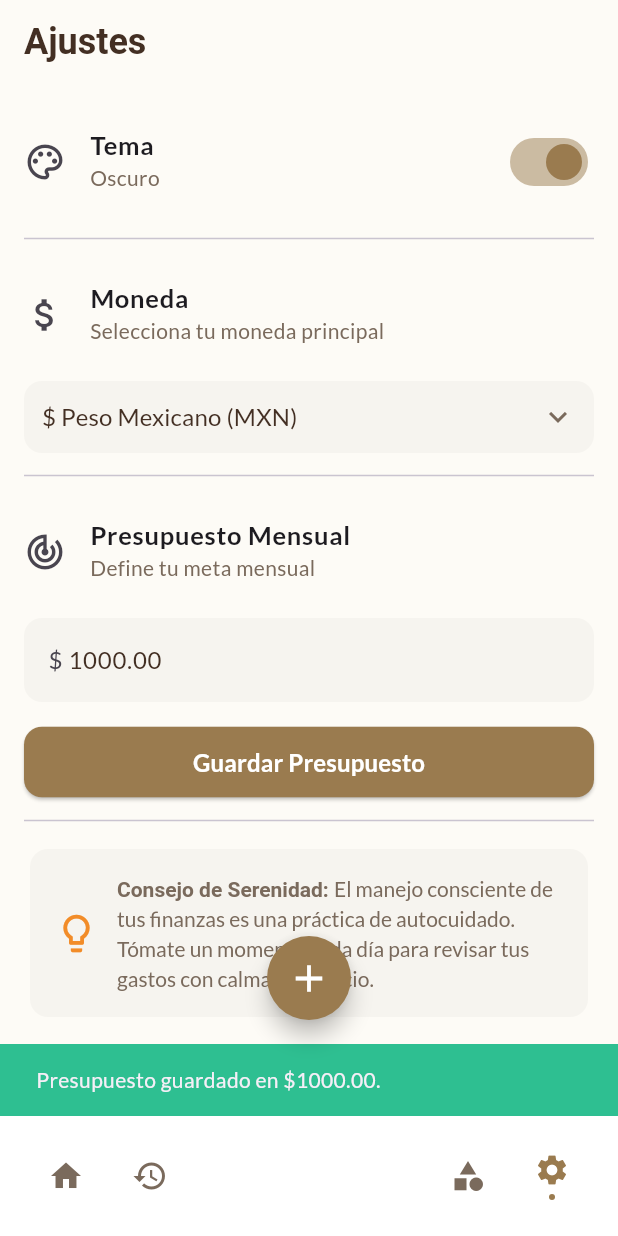
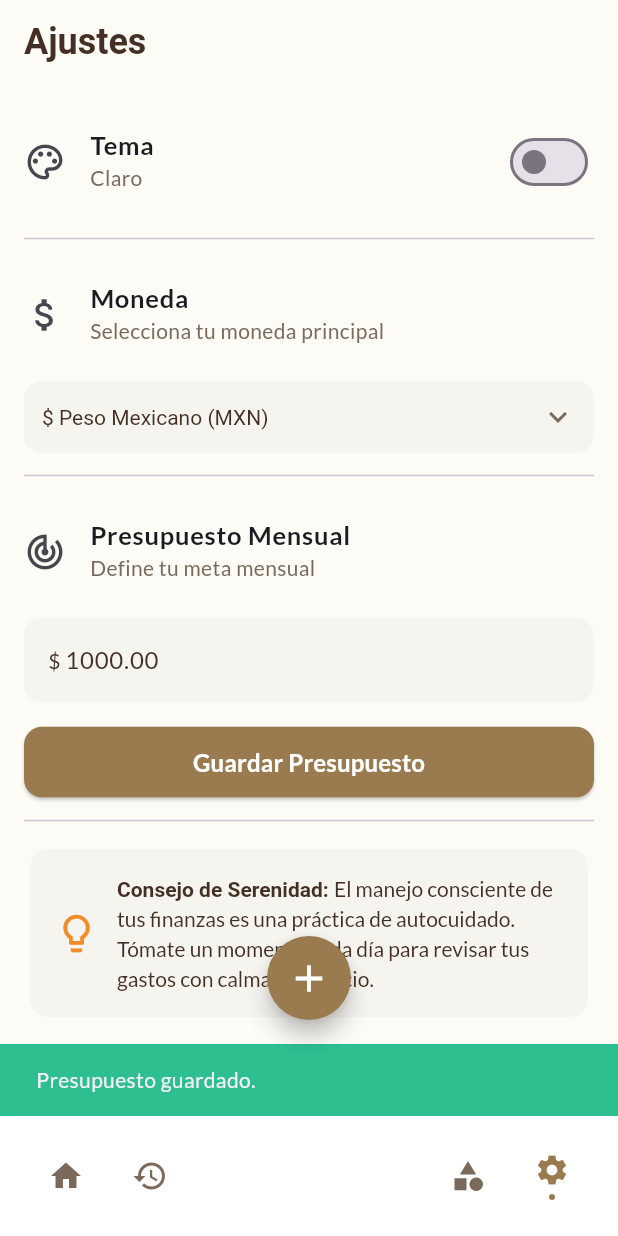
Before and after one commit to GaelGarcia9382/GastosApp, a Flutter app: the screen it shows after launch, item 4 of the bottom bar chosen, after a tap on "Guardar Presupuesto", on a phone screen of 412 x 824 dp. Run offline on Flutter 3.47's test engine with Material 3 defaults, Android fonts, the light colour scheme and no system bars; our stand-ins replace google_fonts, shared_preferences.

Commit message:
Creacion de logica para tema oscuro/claro

```diff
--- a/lib/main.dart
+++ b/lib/main.dart
@@ -3,7 +3,20 @@ import 'package:flutter_localizations/flutter_localizations.dart';
 import 'package:google_fonts/google_fonts.dart';
 import 'package:gastos/constants/app_colors.dart';
 import 'package:gastos/screens/splash_screen.dart';
-void main() {
+// ➡️ Importamos el servicio
+import 'package:gastos/services/theme_service.dart';
+
+// ➡️ Notificador Global: Toda la app escuchará esta variable
+final ValueNotifier<ThemeMode> themeNotifier = ValueNotifier(ThemeMode.light);
+
+void main() async {
+  // Aseguramos que los bindings estén listos antes de cargar preferencias
+  WidgetsFlutterBinding.ensureInitialized();
+
+  // ➡️ Cargamos el tema guardado
+  final bool isDark = await ThemeService().isDarkMode();
+  themeNotifier.value = isDark ? ThemeMode.dark : ThemeMode.light;
+
   runApp(const MyApp());
 }
 
@@ -12,6 +25,10 @@ class MyApp extends StatelessWidget {
 
   @override
   Widget build(BuildContext context) {
+    // ➡️ Envolvemos todo en ValueListenableBuilder para escuchar cambios de tema
+    return ValueListenableBuilder<ThemeMode>(
+      valueListenable: themeNotifier,
+      builder: (context, currentMode, _) {
         return MaterialApp(
           title: 'Serenidad Financiera',
           debugShowCheckedModeBanner: false,
@@ -23,57 +40,98 @@ class MyApp extends StatelessWidget {
             GlobalCupertinoLocalizations.delegate,
           ],
           supportedLocales: const [
-        Locale('es', 'ES'), // Soportar español
-        Locale('en', 'US'), // Soportar inglés
+            Locale('es', 'ES'),
+            Locale('en', 'US'),
           ],
-      locale: const Locale('es', 'ES'), // Forzar español por defecto
+          locale: const Locale('es', 'ES'),
           // --- Fin de la Configuración ---
 
+          // ➡️ Definimos ambos temas usando tu función constructora
           theme: _buildTheme(Brightness.light),
-      // Podrías agregar el tema oscuro aquí si lo deseas
-      // darkTheme: _buildTheme(Brightness.dark),
-      // themeMode: ThemeMode.dark, // Para forzar el tema oscuro como en tu diseño
+          darkTheme: _buildTheme(Brightness.dark),
+
+          // ➡️ Usamos el modo actual del notificador
+          themeMode: currentMode,
+
           home: const SplashScreen(),
+        );
+      },
     );
   }
 
   ThemeData _buildTheme(Brightness brightness) {
-    // Por ahora, nos basamos en el tema claro/beige de tus diseños
+    final bool isDark = brightness == Brightness.dark;
+
+    // Definimos colores dinámicos según el brillo
+    final Color scaffoldBg = isDark ? const Color(0xFF121212) : AppColors.background;
+    final Color cardBg = isDark ? const Color(0xFF1E1E1E) : AppColors.cardBackground;
+    final Color textColor = isDark ? Colors.white : AppColors.primaryText;
+    final Color iconColor = isDark ? Colors.white70 : AppColors.secondaryText;
+
     var baseTheme = ThemeData(
       brightness: brightness,
-      scaffoldBackgroundColor: AppColors.background,
+      scaffoldBackgroundColor: scaffoldBg,
       primaryColor: AppColors.accentBrown,
+
+      // Configuración de Textos
       textTheme: GoogleFonts.latoTextTheme(
         ThemeData(brightness: brightness).textTheme,
       ).apply(
-        bodyColor: AppColors.primaryText,
-        displayColor: AppColors.primaryText,
+        bodyColor: textColor,
+        displayColor: textColor,
       ),
-      appBarTheme: const AppBarTheme(
-        backgroundColor: AppColors.background,
+
+      // Configuración de AppBar
+      appBarTheme: AppBarTheme(
+        backgroundColor: scaffoldBg,
         elevation: 0,
         scrolledUnderElevation: 0,
-        iconTheme: IconThemeData(color: AppColors.primaryText),
+        iconTheme: IconThemeData(color: textColor),
         titleTextStyle: TextStyle(
-          color: AppColors.primaryText,
+          color: textColor,
           fontSize: 24,
           fontWeight: FontWeight.bold,
         ),
       ),
+
+      // Configuración de Tarjetas
       cardTheme: CardThemeData(
         elevation: 0,
-        color: AppColors.cardBackground,
+        color: cardBg,
         shape: RoundedRectangleBorder(
           borderRadius: BorderRadius.circular(12),
         ),
       ),
-      iconTheme: const IconThemeData(
-        color: AppColors.secondaryText,
+
+      // Configuración de Íconos
+      iconTheme: IconThemeData(
+        color: iconColor,
       ),
-      dividerColor: AppColors.cardBackground,
+
+      // Configuración de Inputs (TextFields)
+      inputDecorationTheme: InputDecorationTheme(
+        filled: true,
+        fillColor: cardBg, // El fondo del input se adapta al modo oscuro
+        hintStyle: TextStyle(color: iconColor),
+        prefixStyle: TextStyle(color: textColor),
+        border: OutlineInputBorder(
+          borderRadius: BorderRadius.circular(12),
+          borderSide: BorderSide.none,
+        ),
+      ),
+
+      // Configuración de otros elementos
+      dividerColor: cardBg,
       floatingActionButtonTheme: const FloatingActionButtonThemeData(
         backgroundColor: AppColors.accentBrown,
         foregroundColor: Colors.white,
+      ),
+
+      // Color de fondo de los diálogos/modales
+      dialogBackgroundColor: cardBg,
+      bottomSheetTheme: BottomSheetThemeData(
+        backgroundColor: cardBg,
+        modalBackgroundColor: cardBg,
       ),
     );
 
--- a/lib/screens/settings/settings_screen.dart
+++ b/lib/screens/settings/settings_screen.dart
@@ -1,7 +1,9 @@
 import 'package:flutter/material.dart';
 import 'package:gastos/constants/app_colors.dart';
-// ➡️ Importaciones de Lógica
 import 'package:gastos/data/settings_storage_service.dart';
+// ➡️ Importamos el servicio de tema y el main
+import 'package:gastos/services/theme_service.dart';
+import 'package:gastos/main.dart';
 
 class SettingsScreen extends StatefulWidget {
   final Function? onSettingsChanged;
@@ -9,23 +11,17 @@ class SettingsScreen extends StatefulWidget {
   const SettingsScreen({super.key, this.onSettingsChanged});
 
   @override
-  // ➡️ CLASE DE ESTADO PÚBLICA
   State<SettingsScreen> createState() => SettingsScreenState();
 }
 
 class SettingsScreenState extends State<SettingsScreen> {
-  // Servicio de configuración
   final SettingsStorageService _settingsService = SettingsStorageService();
+  final ThemeService _themeService = ThemeService(); // ➡️ Instancia servicio tema
 
-  bool _isDarkMode = true;
   String _selectedCurrency = "\$ Peso Mexicano (MXN)";
   final List<String> _currencies = [
-    "\$ Dólar (USD)",
-    "€ Euro (EUR)",
-    "\$ Peso Mexicano (MXN)",
-    "\$ Peso Argentino (ARS)",
-    "\$ Peso Colombiano (COP)",
-    "\$ Peso Chileno (CLP)",
+    "\$ Dólar (USD)", "€ Euro (EUR)", "\$ Peso Mexicano (MXN)",
+    "\$ Peso Argentino (ARS)", "\$ Peso Colombiano (COP)", "\$ Peso Chileno (CLP)",
   ];
   final TextEditingController _budgetController = TextEditingController();
   bool _isSaving = false;
@@ -49,26 +45,25 @@ class SettingsScreenState extends State<SettingsScreen> {
 
     if (newBudget == null || newBudget < 0) {
       ScaffoldMessenger.of(context).showSnackBar(
-        const SnackBar(content: Text('Por favor, ingresa un presupuesto válido y positivo.'), backgroundColor: AppColors.red),
+        const SnackBar(content: Text('Por favor, ingresa un presupuesto válido.'), backgroundColor: AppColors.red),
       );
       return;
     }
 
-    setState(() {
-      _isSaving = true;
-    });
-
+    setState(() { _isSaving = true; });
     await _settingsService.setMonthlyBudget(newBudget);
-
     widget.onSettingsChanged?.call();
-
-    setState(() {
-      _isSaving = false;
-    });
+    setState(() { _isSaving = false; });
 
     ScaffoldMessenger.of(context).showSnackBar(
-      SnackBar(content: Text('Presupuesto guardado en \$${newBudget.toStringAsFixed(2)}.'), backgroundColor: AppColors.green),
+      const SnackBar(content: Text('Presupuesto guardado.'), backgroundColor: AppColors.green),
     );
+  }
+
+  // ➡️ Función para cambiar el tema
+  void _toggleTheme(bool isDark) {
+    themeNotifier.value = isDark ? ThemeMode.dark : ThemeMode.light;
+    _themeService.saveThemeMode(isDark);
   }
 
   @override
@@ -79,6 +74,9 @@ class SettingsScreenState extends State<SettingsScreen> {
 
   @override
   Widget build(BuildContext context) {
+    // Detectar el tema actual directamente del notifier
+    final isDark = themeNotifier.value == ThemeMode.dark;
+
     return Scaffold(
       appBar: AppBar(
         title: const Text("Ajustes"),
@@ -86,13 +84,11 @@ class SettingsScreenState extends State<SettingsScreen> {
           SizedBox(width: 10),
         ],
       ),
-      body: Stack(
-        children: [
-          SingleChildScrollView(
+      body: SingleChildScrollView(
         padding: const EdgeInsets.fromLTRB(16, 16, 16, 100),
         child: Column(
           children: [
-                _buildThemeOption(),
+            _buildThemeOption(isDark), // Pasamos el estado
             const Divider(height: 30),
             _buildCurrencyOption(),
             const Divider(height: 30),
@@ -104,32 +100,26 @@ class SettingsScreenState extends State<SettingsScreen> {
           ],
         ),
       ),
-        ],
-      ),
     );
   }
 
-  // ➡️ WIDGET 1: Restaurado completamente
-  Widget _buildThemeOption() {
+  // ➡️ Widget actualizado con lógica real
+  Widget _buildThemeOption(bool isDark) {
     return ListTile(
       contentPadding: EdgeInsets.zero,
       leading: const Icon(Icons.palette_outlined, size: 28),
       title: const Text("Tema", style: TextStyle(fontSize: 17, fontWeight: FontWeight.w600)),
-      subtitle: Text(_isDarkMode ? "Oscuro" : "Claro", style: const TextStyle(color: AppColors.secondaryText)),
+      subtitle: Text(isDark ? "Oscuro" : "Claro", style: TextStyle(color: Theme.of(context).iconTheme.color)),
       trailing: Switch(
-        value: _isDarkMode,
+        value: isDark,
         onChanged: (value) {
-          setState(() {
-            _isDarkMode = value;
-          });
-          // Lógica para cambiar el tema
+          _toggleTheme(value);
         },
         activeColor: AppColors.accentBrown,
       ),
     );
   }
 
-  // ➡️ WIDGET 2: Restaurado completamente
   Widget _buildCurrencyOption() {
     return Column(
       crossAxisAlignment: CrossAxisAlignment.start,
@@ -138,20 +128,22 @@ class SettingsScreenState extends State<SettingsScreen> {
           contentPadding: EdgeInsets.zero,
           leading: const Icon(Icons.attach_money, size: 28),
           title: const Text("Moneda", style: TextStyle(fontSize: 17, fontWeight: FontWeight.w600)),
-          subtitle: const Text("Selecciona tu moneda principal", style: const TextStyle(color: AppColors.secondaryText)),
+          subtitle: Text("Selecciona tu moneda principal", style: TextStyle(color: Theme.of(context).iconTheme.color)),
         ),
         const SizedBox(height: 8),
         Container(
           padding: const EdgeInsets.symmetric(horizontal: 12.0),
           decoration: BoxDecoration(
-            color: AppColors.cardBackground,
+            color: Theme.of(context).cardTheme.color, // Usa el color del tema
             borderRadius: BorderRadius.circular(12),
           ),
           child: DropdownButtonHideUnderline(
             child: DropdownButton<String>(
               value: _selectedCurrency,
               isExpanded: true,
-              icon: const Icon(Icons.keyboard_arrow_down, color: AppColors.secondaryText),
+              icon: Icon(Icons.keyboard_arrow_down, color: Theme.of(context).iconTheme.color),
+              dropdownColor: Theme.of(context).cardTheme.color, // Fondo del menú
+              style: TextStyle(color: Theme.of(context).textTheme.bodyMedium?.color), // Color texto
               onChanged: (String? newValue) {
                 setState(() {
                   _selectedCurrency = newValue!;
@@ -170,7 +162,6 @@ class SettingsScreenState extends State<SettingsScreen> {
     );
   }
 
-  // WIDGET 3: _buildBudgetOption (Actualizado con botón de guardado)
   Widget _buildBudgetOption() {
     return Column(
       crossAxisAlignment: CrossAxisAlignment.start,
@@ -179,21 +170,16 @@ class SettingsScreenState extends State<SettingsScreen> {
           contentPadding: EdgeInsets.zero,
           leading: const Icon(Icons.track_changes_outlined, size: 28),
           title: const Text("Presupuesto Mensual", style: TextStyle(fontSize: 17, fontWeight: FontWeight.w600)),
-          subtitle: const Text("Define tu meta mensual", style: const TextStyle(color: AppColors.secondaryText)),
+          subtitle: Text("Define tu meta mensual", style: TextStyle(color: Theme.of(context).iconTheme.color)),
         ),
         const SizedBox(height: 8),
         TextField(
           controller: _budgetController,
           keyboardType: TextInputType.number,
-          decoration: InputDecoration(
+          decoration: const InputDecoration(
             prefixText: "\$ ",
             hintText: "1000.00",
-            filled: true,
-            fillColor: AppColors.cardBackground,
-            border: OutlineInputBorder(
-              borderRadius: BorderRadius.circular(12),
-              borderSide: BorderSide.none,
-            ),
+            // fillColor se maneja automáticamente en el main.dart ahora
           ),
         ),
 
@@ -216,7 +202,6 @@ class SettingsScreenState extends State<SettingsScreen> {
     );
   }
 
-  // ➡️ WIDGET 4: Restaurado completamente
   Widget _buildSerenityTip() {
     return Card(
       child: Padding(
@@ -227,9 +212,14 @@ class SettingsScreenState extends State<SettingsScreen> {
             const SizedBox(width: 12),
             Expanded(
               child: RichText(
-                text: const TextSpan(
-                  style: TextStyle(fontFamily: 'Lato', color: AppColors.secondaryText, fontSize: 14, height: 1.4),
-                  children: [
+                text: TextSpan(
+                  style: TextStyle(
+                      fontFamily: 'Lato',
+                      color: Theme.of(context).textTheme.bodyMedium?.color, // Color adaptable
+                      fontSize: 14,
+                      height: 1.4
+                  ),
+                  children: const [
                     TextSpan(text: "Consejo de Serenidad: ", style: TextStyle(fontWeight: FontWeight.bold)),
                     TextSpan(text: "El manejo consciente de tus finanzas es una práctica de autocuidado. Tómate un momento cada día para revisar tus gastos con calma y sin juicio."),
                   ],
@@ -242,7 +232,6 @@ class SettingsScreenState extends State<SettingsScreen> {
     );
   }
 
-  // ➡️ WIDGET 5: Restaurado completamente
   Widget _buildAppInfo() {
     return Column(
       children: [
@@ -253,14 +242,14 @@ class SettingsScreenState extends State<SettingsScreen> {
           style: TextStyle(fontSize: 18, fontWeight: FontWeight.bold),
         ),
         const SizedBox(height: 4),
-        const Text(
+        Text(
           "Tu camino hacia la paz financiera",
-          style: TextStyle(color: AppColors.secondaryText, fontSize: 14),
+          style: TextStyle(color: Theme.of(context).iconTheme.color, fontSize: 14),
         ),
         const SizedBox(height: 8),
-        const Text(
+        Text(
           "Versión 1.0.0",
-          style: TextStyle(color: AppColors.secondaryText, fontSize: 12),
+          style: TextStyle(color: Theme.of(context).iconTheme.color, fontSize: 12),
         ),
       ],
     );
--- /dev/null
+++ b/lib/services/theme_service.dart
@@ -0,0 +1,18 @@
+import 'package:flutter/material.dart';
+import 'package:shared_preferences/shared_preferences.dart';
+
+class ThemeService {
+  static const String _themeKey = 'is_dark_mode';
+
+  // Guardar la preferencia
+  Future<void> saveThemeMode(bool isDarkMode) async {
+    final prefs = await SharedPreferences.getInstance();
+    await prefs.setBool(_themeKey, isDarkMode);
+  }
+
+  // Cargar la preferencia (por defecto Light/False)
+  Future<bool> isDarkMode() async {
+    final prefs = await SharedPreferences.getInstance();
+    return prefs.getBool(_themeKey) ?? false;
+  }
+}
```
Lines whose indentation alone changed are shown as unchanged.
